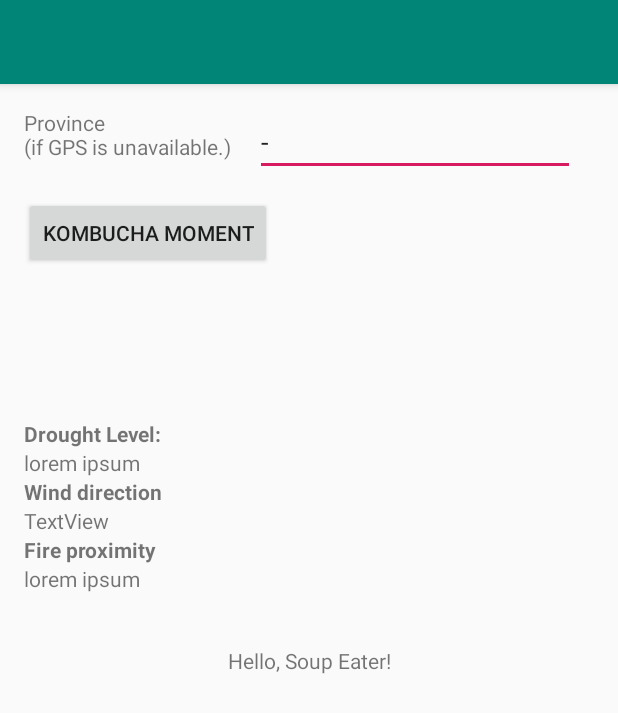
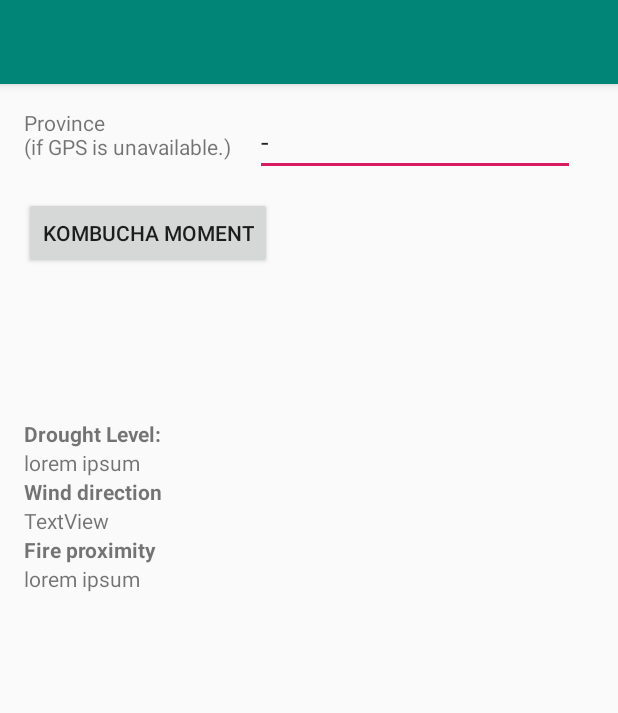
Before and after one commit to williamzenor/TAMUHack2020, an Android app: the screen it shows after launch (MainActivity), on a phone screen of 412 x 824 dp. Shown: the top 713 px of the screen. Run offline under Robolectric (Android 15) with nearby library versions, the phone set to English and light mode, and no system bars; our stand-ins replace Volley; 1 statement that could not run was skipped.

```diff
--- a/app/src/main/res/layout/activity_main.xml
+++ b/app/src/main/res/layout/activity_main.xml
@@ -5,16 +5,6 @@
     android:layout_width="match_parent"
     android:layout_height="match_parent"
     tools:context=".MainActivity">
-
-    <TextView
-        android:id="@+id/textView2"
-        android:layout_width="wrap_content"
-        android:layout_height="wrap_content"
-        android:text="Hello, Soup Eater!"
-        app:layout_constraintBottom_toBottomOf="parent"
-        app:layout_constraintLeft_toLeftOf="parent"
-        app:layout_constraintRight_toRightOf="parent"
-        app:layout_constraintTop_toTopOf="parent" />
 
     <TextView
         android:id="@+id/textView"
```
Also changed, not shown: app/src/main/java/com/example/fireapp/APIData.java (added, +11 -0 lines), app/src/main/java/com/example/fireapp/APIJsonParser.java (added, +19 -0 lines).
